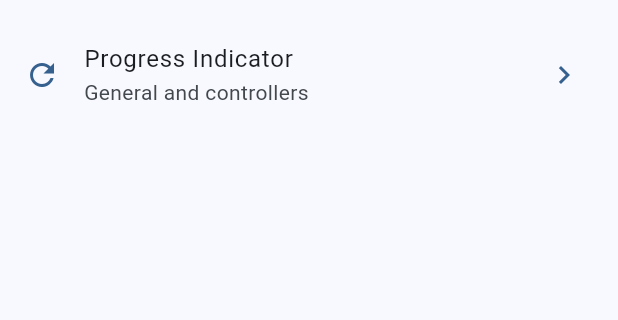
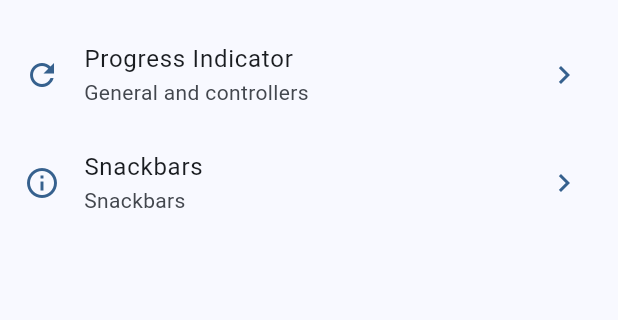
Before and after one commit to WWZ90/widgets_app, a Flutter app: the screen it shows after launch, on a phone screen of 412 x 824 dp, the part 495-815 px from its top. Run offline on Flutter 3.47's test engine with Material 3 defaults, Android fonts, the phone set to English and light mode, and no system bars; our stand-ins replace go_router.

Commit message:
Adding Snackbars Dialogs

```diff
--- a/lib/config/menu/menu_items.dart
+++ b/lib/config/menu/menu_items.dart
@@ -6,7 +6,12 @@ class MenuItem {
   final String link;
   final IconData icon;
 
-  const MenuItem({required this.title, required this.subTitle, required this.link, required this.icon});
+  const MenuItem({
+    required this.title,
+    required this.subTitle,
+    required this.link,
+    required this.icon,
+  });
 }
 
 const appMenuItems = <MenuItem>[
@@ -14,7 +19,7 @@ const appMenuItems = <MenuItem>[
     title: 'Widgets',
     subTitle: 'Basic widgets',
     link: '/widgets',
-    icon: Icons.widgets
+    icon: Icons.widgets,
   ),
   MenuItem(
     title: 'Buttons',
@@ -40,4 +45,10 @@ const appMenuItems = <MenuItem>[
     link: '/progress',
     icon: Icons.refresh_outlined,
   ),
+  MenuItem(
+    title: 'Snackbars',
+    subTitle: 'Snackbars',
+    link: '/snackbars',
+    icon: Icons.info_outline,
+  ),
 ];
--- a/lib/config/router/app_router.dart
+++ b/lib/config/router/app_router.dart
@@ -10,5 +10,6 @@ final appRouter = GoRouter(
     GoRoute(path: '/cards', name: CardsScreen.name, builder: (context, state) => CardsScreen()),
     GoRoute(path: '/dialogs', name: DialogsScreen.name, builder: (context, state) => DialogsScreen()),
     GoRoute(path: '/progress', name: ProgressScreen.name, builder: (context, state) => ProgressScreen()),
+    GoRoute(path: '/snackbars', name: SnackbarScreen.name, builder: (context, state) => SnackbarScreen()),
   ],
 );
--- a/lib/main.dart
+++ b/lib/main.dart
@@ -12,6 +12,7 @@ class MainApp extends StatelessWidget {
   @override
   Widget build(BuildContext context) {
     return MaterialApp.router(
+      title: 'Flutter Widgets',
       routerConfig: appRouter,
       debugShowCheckedModeBanner: false,
       theme: AppTheme(selectecColor: 2).getTheme(),
```
Also changed, not shown: lib/presentation/screens/snackbar/snackbar_screen.dart (+60 -1 lines).
